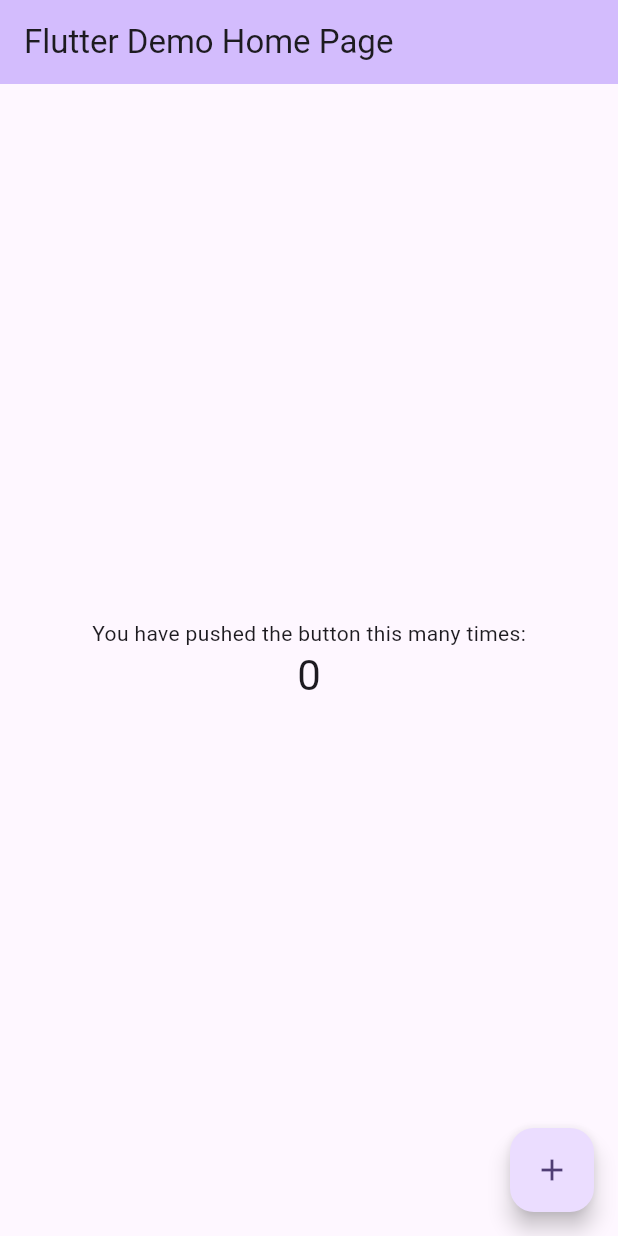
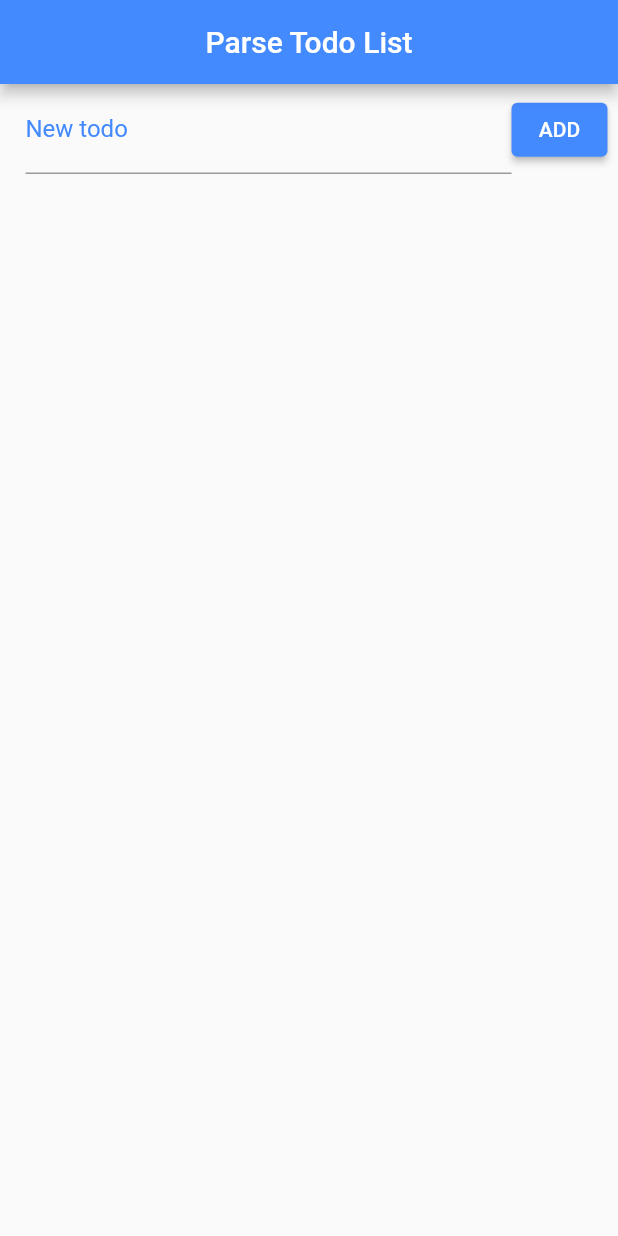
Before and after one commit to sayanmondal2098/epiisode, a Flutter app: the screen it shows after launch, on a phone screen of 412 x 824 dp. Run offline on Flutter 3.47's test engine with Material 2 defaults, Android fonts, the light colour scheme and no system bars; our stand-ins replace parse_server_sdk; network calls fail.

Commit message:
code added

```diff
--- a/lib/main.dart
+++ b/lib/main.dart
@@ -1,125 +1,191 @@
+import 'dart:async';
 import 'package:flutter/material.dart';
+import 'package:parse_server_sdk/parse_server_sdk.dart';
 
-void main() {
-  runApp(const MyApp());
+void main() async {
+  WidgetsFlutterBinding.ensureInitialized();
+
+  final keyApplicationId = 'f41zn33xPpOcr2skuSeddr65VpBw1Hvsu8rYHzgN';
+  final keyClientKey = '7dssNVr7b9Y5yUK0eEnBHq0zvRh0dtwjWaJqPaJU';
+  final keyParseServerUrl = 'https://parseapi.back4app.com';
+
+  await Parse().initialize(keyApplicationId, keyParseServerUrl,
+      clientKey: keyClientKey, debug: true);
+
+  runApp(MaterialApp(
+    home: Home(),
+  ));
 }
 
-class MyApp extends StatelessWidget {
-  const MyApp({super.key});
-
-  // This widget is the root of your application.
+class Home extends StatefulWidget {
   @override
-  Widget build(BuildContext context) {
-    return MaterialApp(
-      title: 'Flutter Demo',
-      theme: ThemeData(
-        // This is the theme of your application.
-        //
-        // TRY THIS: Try running your application with "flutter run". You'll see
-        // the application has a blue toolbar. Then, without quitting the app,
-        // try changing the seedColor in the colorScheme below to Colors.green
-        // and then invoke "hot reload" (save your changes or press the "hot
-        // reload" button in a Flutter-supported IDE, or press "r" if you used
-        // the command line to start the app).
-        //
-        // Notice that the counter didn't reset back to zero; the application
-        // state is not lost during the reload. To reset the state, use hot
-        // restart instead.
-        //
-        // This works for code too, not just values: Most code changes can be
-        // tested with just a hot reload.
-        colorScheme: ColorScheme.fromSeed(seedColor: Colors.deepPurple),
-        useMaterial3: true,
-      ),
-      home: const MyHomePage(title: 'Flutter Demo Home Page'),
-    );
-  }
+  _HomeState createState() => _HomeState();
 }
 
-class MyHomePage extends StatefulWidget {
-  const MyHomePage({super.key, required this.title});
+class _HomeState extends State<Home> {
+  final todoController = TextEditingController();
 
-  // This widget is the home page of your application. It is stateful, meaning
-  // that it has a State object (defined below) that contains fields that affect
-  // how it looks.
-
-  // This class is the configuration for the state. It holds the values (in this
-  // case the title) provided by the parent (in this case the App widget) and
-  // used by the build method of the State. Fields in a Widget subclass are
-  // always marked "final".
-
-  final String title;
-
-  @override
-  State<MyHomePage> createState() => _MyHomePageState();
+  void addToDo() async {
+    if (todoController.text.trim().isEmpty) {
+      ScaffoldMessenger.of(context).showSnackBar(SnackBar(
+        content: Text("Empty title"),
+        duration: Duration(seconds: 2),
+      ));
+      return;
     }
-
-class _MyHomePageState extends State<MyHomePage> {
-  int _counter = 0;
-
-  void _incrementCounter() {
+    await saveTodo(todoController.text);
     setState(() {
-      // This call to setState tells the Flutter framework that something has
-      // changed in this State, which causes it to rerun the build method below
-      // so that the display can reflect the updated values. If we changed
-      // _counter without calling setState(), then the build method would not be
-      // called again, and so nothing would appear to happen.
-      _counter++;
+      todoController.clear();
     });
   }
 
   @override
   Widget build(BuildContext context) {
-    // This method is rerun every time setState is called, for instance as done
-    // by the _incrementCounter method above.
-    //
-    // The Flutter framework has been optimized to make rerunning build methods
-    // fast, so that you can just rebuild anything that needs updating rather
-    // than having to individually change instances of widgets.
     return Scaffold(
       appBar: AppBar(
-        // TRY THIS: Try changing the color here to a specific color (to
-        // Colors.amber, perhaps?) and trigger a hot reload to see the AppBar
-        // change color while the other colors stay the same.
-        backgroundColor: Theme.of(context).colorScheme.inversePrimary,
-        // Here we take the value from the MyHomePage object that was created by
-        // the App.build method, and use it to set our appbar title.
-        title: Text(widget.title),
+        title: Text("Parse Todo List"),
+        backgroundColor: Colors.blueAccent,
+        centerTitle: true,
       ),
-      body: Center(
-        // Center is a layout widget. It takes a single child and positions it
-        // in the middle of the parent.
-        child: Column(
-          // Column is also a layout widget. It takes a list of children and
-          // arranges them vertically. By default, it sizes itself to fit its
-          // children horizontally, and tries to be as tall as its parent.
-          //
-          // Column has various properties to control how it sizes itself and
-          // how it positions its children. Here we use mainAxisAlignment to
-          // center the children vertically; the main axis here is the vertical
-          // axis because Columns are vertical (the cross axis would be
-          // horizontal).
-          //
-          // TRY THIS: Invoke "debug painting" (choose the "Toggle Debug Paint"
-          // action in the IDE, or press "p" in the console), to see the
-          // wireframe for each widget.
-          mainAxisAlignment: MainAxisAlignment.center,
+      body: Column(
         children: <Widget>[
-            const Text(
-              'You have pushed the button this many times:',
+          Container(
+              padding: EdgeInsets.fromLTRB(17.0, 1.0, 7.0, 1.0),
+              child: Row(
+                children: <Widget>[
+                  Expanded(
+                    child: TextField(
+                      autocorrect: true,
+                      textCapitalization: TextCapitalization.sentences,
+                      controller: todoController,
+                      decoration: InputDecoration(
+                          labelText: "New todo",
+                          labelStyle: TextStyle(color: Colors.blueAccent)),
                     ),
-            Text(
-              '$_counter',
-              style: Theme.of(context).textTheme.headlineMedium,
                   ),
+                  ElevatedButton(
+                      style: ElevatedButton.styleFrom(
+                        onPrimary: Colors.white,
+                        primary: Colors.blueAccent,
+                      ),
+                      onPressed: addToDo,
+                      child: Text("ADD")),
+                ],
+              )),
+          Expanded(
+              child: FutureBuilder<List<ParseObject>>(
+                  future: getTodo(),
+                  builder: (context, snapshot) {
+                    switch (snapshot.connectionState) {
+                      case ConnectionState.none:
+                      case ConnectionState.waiting:
+                        return Center(
+                          child: Container(
+                              width: 100,
+                              height: 100,
+                              child: CircularProgressIndicator()),
+                        );
+                      default:
+                        if (snapshot.hasError) {
+                          return Center(
+                            child: Text("Error..."),
+                          );
+                        }
+                        if (!snapshot.hasData) {
+                          return Center(
+                            child: Text("No Data..."),
+                          );
+                        } else {
+                          return ListView.builder(
+                              padding: EdgeInsets.only(top: 10.0),
+                              itemCount: snapshot.data!.length,
+                              itemBuilder: (context, index) {
+                                //*************************************
+                                //Get Parse Object Values
+                                final varTodo = snapshot.data?[index];
+                                final varTitle = varTodo!.get<String>('title')!;
+                                final varDone = varTodo.get<bool>('done')!;
+                                //*************************************
+
+                                return ListTile(
+                                  title: Text(varTitle),
+                                  leading: CircleAvatar(
+                                    child: Icon(
+                                        varDone ? Icons.check : Icons.error),
+                                    backgroundColor:
+                                        varDone ? Colors.green : Colors.blue,
+                                    foregroundColor: Colors.white,
+                                  ),
+                                  trailing: Row(
+                                    mainAxisSize: MainAxisSize.min,
+                                    children: [
+                                      Checkbox(
+                                          value: varDone,
+                                          onChanged: (value) async {
+                                            await updateTodo(
+                                                varTodo.objectId!, value!);
+                                            setState(() {
+                                              //Refresh UI
+                                            });
+                                          }),
+                                      IconButton(
+                                        icon: Icon(
+                                          Icons.delete,
+                                          color: Colors.blue,
+                                        ),
+                                        onPressed: () async {
+                                          await deleteTodo(varTodo.objectId!);
+                                          setState(() {
+                                            final snackBar = SnackBar(
+                                              content: Text("Todo deleted!"),
+                                              duration: Duration(seconds: 2),
+                                            );
+                                            ScaffoldMessenger.of(context)
+                                              ..removeCurrentSnackBar()
+                                              ..showSnackBar(snackBar);
+                                          });
+                                        },
+                                      )
                                     ],
                                   ),
+                                );
+                              });
+                        }
+                    }
+                  }))
+        ],
       ),
-      floatingActionButton: FloatingActionButton(
-        onPressed: _incrementCounter,
-        tooltip: 'Increment',
-        child: const Icon(Icons.add),
-      ), // This trailing comma makes auto-formatting nicer for build methods.
     );
   }
+
+  Future<void> saveTodo(String title) async {
+    final todo = ParseObject('Todo')
+      ..set('title', title)
+      ..set('done', false);
+    await todo.save();
   }
+
+  Future<List<ParseObject>> getTodo() async {
+    QueryBuilder<ParseObject> queryTodo =
+        QueryBuilder<ParseObject>(ParseObject('Todo'));
+    final ParseResponse apiResponse = await queryTodo.query();
+
+    if (apiResponse.success && apiResponse.results != null) {
+      return apiResponse.results as List<ParseObject>;
+    } else {
+      return [];
+    }
+  }
+
+  Future<void> updateTodo(String id, bool done) async {
+    var todo = ParseObject('Todo')
+      ..objectId = id
+      ..set('done', done);
+    await todo.save();
+  }
+
+  Future<void> deleteTodo(String id) async {
+    var todo = ParseObject('Todo')..objectId = id;
+    await todo.delete();
+  }
+}
```
Also changed, not shown: pubspec.yaml (+6 -2 lines), pubspec.lock, 18 other files. Lines whose indentation alone changed are shown as unchanged.
